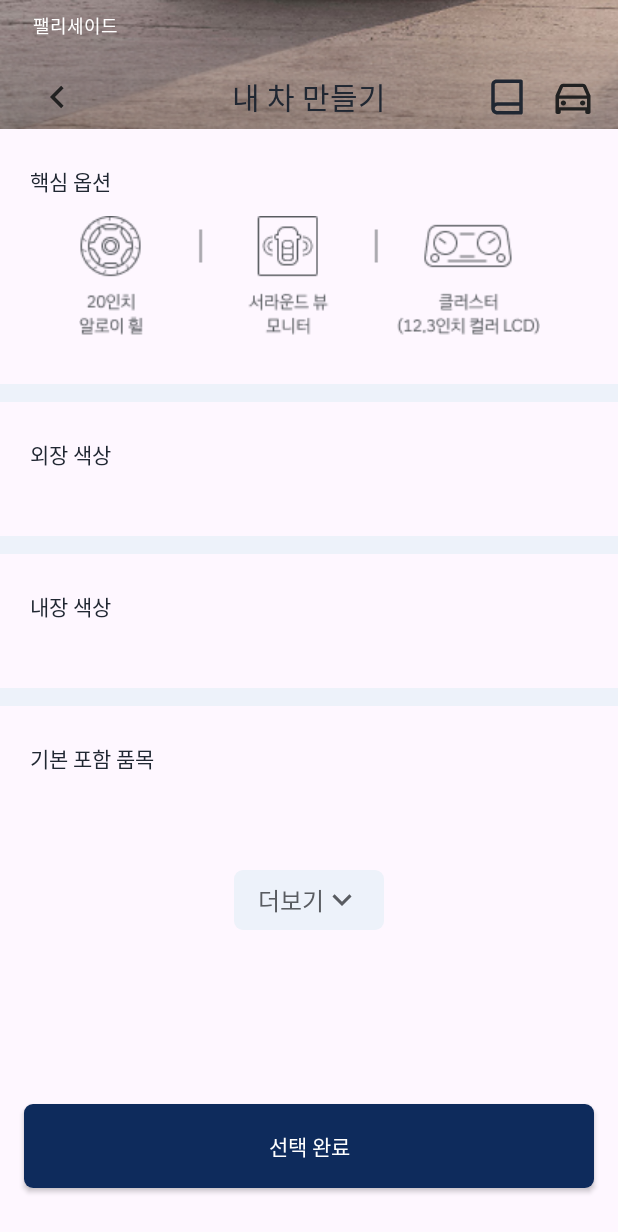
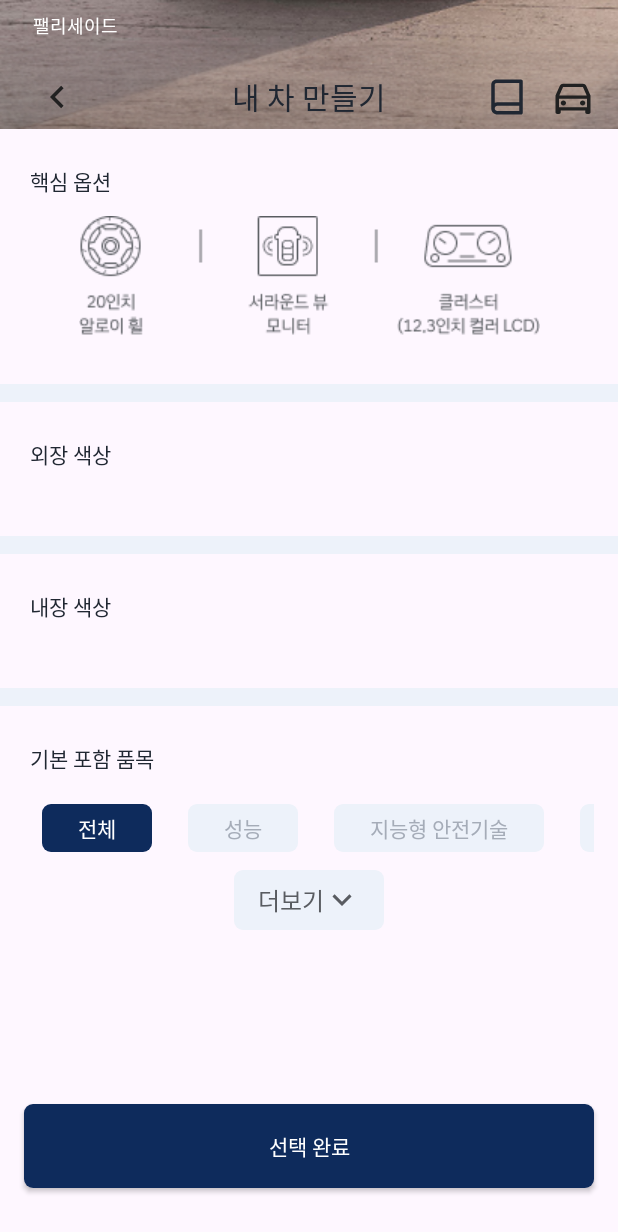
Before and after one commit to softeerbootcamp-2nd/H8-YoungCha, an Android app: the SelfModeFragment screen opened through its navigation route, scrolled down 414 dp, on a phone screen of 412 x 824 dp. Shown: the top 1232 px of the screen. Run offline under Robolectric (Android 15) with nearby library versions, the light colour scheme and no system bars.

Commit message:
feat: setup tabLayout

```diff
--- a/android/app/src/main/java/com/youngcha/ohmycarset/ui/fragment/SelfModeFragment.kt
+++ b/android/app/src/main/java/com/youngcha/ohmycarset/ui/fragment/SelfModeFragment.kt
@@ -6,7 +6,10 @@ import androidx.fragment.app.Fragment
 import android.view.LayoutInflater
 import android.view.View
 import android.view.ViewGroup
+import android.widget.TextView
 import androidx.navigation.fragment.navArgs
+import com.google.android.material.snackbar.Snackbar
+import com.google.android.material.tabs.TabLayout
 import com.youngcha.ohmycarset.R
 import com.youngcha.ohmycarset.databinding.FragmentGuideModeBinding
 import com.youngcha.ohmycarset.databinding.FragmentSelfModeBinding
@@ -29,8 +32,34 @@ class SelfModeFragment : Fragment() {
 
         val selectedTrimName = args.selectedTrimName
 
+        setupTabs()
+
+
         Log.d("로그", selectedTrimName)
+    }
 
+    private fun setupTabs() {
+        val tabNames = listOf("전체", "성능", "지능형 안전기술", "안전", "외관", "내장", "시트", "편의", "멀티미디어")
+
+        for (name in tabNames) {
+            val tab = binding.tlDefaultList.newTab()
+            val customView = layoutInflater.inflate(R.layout.view_custom_tab, null)
+            val tvTabName = customView.findViewById<TextView>(R.id.tv_tab_name)
+            tvTabName.text = name
+            tab.customView = customView
+            binding.tlDefaultList.addTab(tab)
+        }
+
+        binding.tlDefaultList.addOnTabSelectedListener(object : TabLayout.OnTabSelectedListener {
+            override fun onTabSelected(tab: TabLayout.Tab) {
+                val tabName = tab.text.toString()
+                Snackbar.make(binding.root, tabName, Snackbar.LENGTH_SHORT).show()
+            }
+
+            override fun onTabUnselected(tab: TabLayout.Tab) {}
+
+            override fun onTabReselected(tab: TabLayout.Tab) {}
+        })
     }
 
     override fun onDestroyView() {
--- /dev/null
+++ b/android/app/src/main/res/drawable/tab_text_color_selector.xml
@@ -0,0 +1,5 @@
+<?xml version="1.0" encoding="utf-8"?>
+<selector xmlns:android="http://schemas.android.com/apk/res/android">
+    <item android:color="@color/white" android:state_selected="true"/>
+    <item android:color="@color/cool_grey_003"/>
+</selector>
--- a/android/app/src/main/res/layout/view_custom_tab.xml
+++ b/android/app/src/main/res/layout/view_custom_tab.xml
@@ -1,22 +1,24 @@
 <?xml version="1.0" encoding="utf-8"?>
 <androidx.constraintlayout.widget.ConstraintLayout xmlns:android="http://schemas.android.com/apk/res/android"
+    xmlns:app="http://schemas.android.com/apk/res-auto"
     android:layout_width="wrap_content"
     android:layout_height="match_parent"
-    xmlns:app="http://schemas.android.com/apk/res-auto"
     android:background="@drawable/tab_background_selector"
     android:paddingStart="24dp"
     android:paddingEnd="24dp">
 
     <TextView
+        android:id="@+id/tv_tab_name"
         android:layout_width="wrap_content"
         android:layout_height="32dp"
+        android:textSize="14sp"
+        android:fontFamily="@font/hyundai_sans_text_kr_regular"
         android:gravity="center"
-        android:id="@+id/tab"
+        android:textColor="@drawable/tab_text_color_selector"
+        app:layout_constraintBottom_toBottomOf="parent"
+        app:layout_constraintEnd_toEndOf="parent"
         app:layout_constraintStart_toStartOf="parent"
-        app:layout_constraintBottom_toBottomOf="parent"
-        app:layout_constraintTop_toTopOf="parent"
-        app:layout_constraintEnd_toEndOf="parent"
-        android:textColor="@color/white"/>
+        app:layout_constraintTop_toTopOf="parent" />
 
 
 </androidx.constraintlayout.widget.ConstraintLayout>
--- a/android/app/src/main/res/values/colors.xml
+++ b/android/app/src/main/res/values/colors.xml
@@ -1,5 +1,5 @@
 <?xml version="1.0" encoding="utf-8"?>
-<resources>
+<resources xmlns:android="http://schemas.android.com/apk/res/android">
     <color name="black">#FF000000</color>
     <color name="white">#FFFFFFFF</color>
     <color name="main_hyundai_blue">#FF0E2B5C</color>
```
